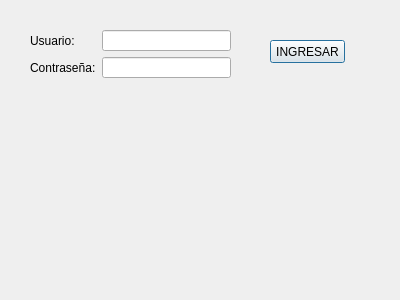
Old version of the form VentanaLogin.ui in the repository YesidMunoz/Proyecto_Final.
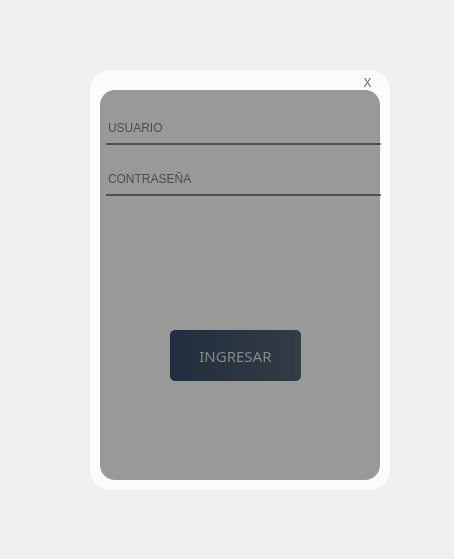
New version of the form. Icons and pictures are not drawn.

```diff
--- a/VentanaLogin.ui
+++ b/VentanaLogin.ui
@@ -6,70 +6,208 @@
    <rect>
     <x>0</x>
     <y>0</y>
-    <width>400</width>
-    <height>300</height>
+    <width>454</width>
+    <height>559</height>
    </rect>
   </property>
   <property name="windowTitle">
    <string>Dialog</string>
   </property>
-  <widget class="QPushButton" name="boton_ingresar">
+  <widget class="QWidget" name="widget" native="true">
    <property name="geometry">
     <rect>
-     <x>270</x>
-     <y>40</y>
-     <width>75</width>
-     <height>23</height>
-    </rect>
-   </property>
-   <property name="text">
-    <string>INGRESAR</string>
-   </property>
-  </widget>
-  <widget class="QWidget" name="layoutWidget">
-   <property name="geometry">
-    <rect>
-     <x>30</x>
+     <x>50</x>
      <y>30</y>
-     <width>201</width>
-     <height>48</height>
+     <width>370</width>
+     <height>480</height>
     </rect>
    </property>
-   <layout class="QFormLayout" name="formLayout">
-    <item row="0" column="0">
-     <widget class="QLabel" name="label">
-      <property name="text">
-       <string>Usuario:</string>
-      </property>
-     </widget>
-    </item>
-    <item row="0" column="1">
-     <widget class="QLineEdit" name="campo_usuario"/>
-    </item>
-    <item row="1" column="0">
-     <widget class="QLabel" name="label_2">
-      <property name="text">
-       <string>Contraseña:</string>
-      </property>
-     </widget>
-    </item>
-    <item row="1" column="1">
-     <widget class="QLineEdit" name="campo_contrasena"/>
-    </item>
-   </layout>
-  </widget>
-  <widget class="QLabel" name="label_info">
-   <property name="geometry">
-    <rect>
-     <x>100</x>
-     <y>140</y>
-     <width>171</width>
-     <height>51</height>
-    </rect>
-   </property>
-   <property name="text">
-    <string/>
-   </property>
+   <widget class="QLabel" name="label_3">
+    <property name="geometry">
+     <rect>
+      <x>40</x>
+      <y>40</y>
+      <width>300</width>
+      <height>420</height>
+     </rect>
+    </property>
+    <property name="styleSheet">
+     <string notr="true">background-image: url(:/images/QS.jpg);
+background-position: center;
+background-repeat: no-repeat;
+background-size: 50% auto; /* o prueba &quot;contain&quot; si quieres que no recorte */
+background-color: rgba(255, 255, 255, 0.8); /* más opaco */
+border-radius: 20px;</string>
+    </property>
+    <property name="text">
+     <string/>
+    </property>
+   </widget>
+   <widget class="QWidget" name="layoutWidget">
+    <property name="geometry">
+     <rect>
+      <x>50</x>
+      <y>70</y>
+      <width>281</width>
+      <height>141</height>
+     </rect>
+    </property>
+    <layout class="QFormLayout" name="formLayout">
+     <item row="0" column="1">
+      <widget class="QLabel" name="label">
+       <property name="text">
+        <string/>
+       </property>
+      </widget>
+     </item>
+     <item row="1" column="1">
+      <widget class="QLineEdit" name="campo_usuario">
+       <property name="styleSheet">
+        <string notr="true">background-color:rgba(0,0,0,0);
+border:none;
+border-bottom:2px solid rgba(105,118,132,225);
+color:rgba(0,0,0,1);
+padding-bottom:7px;
+</string>
+       </property>
+       <property name="placeholderText">
+        <string>USUARIO</string>
+       </property>
+      </widget>
+     </item>
+     <item row="3" column="1">
+      <widget class="QLabel" name="label_2">
+       <property name="text">
+        <string/>
+       </property>
+      </widget>
+     </item>
+     <item row="4" column="1">
+      <widget class="QLineEdit" name="campo_contrasena">
+       <property name="styleSheet">
+        <string notr="true">background-color:rgba(0,0,0,0);
+border:none;
+border-bottom:2px solid rgba(105,118,132,225);
+color:rgba(0,0,0,1);
+padding-bottom:7px;
+text-aling:center;</string>
+       </property>
+       <property name="echoMode">
+        <enum>QLineEdit::Password</enum>
+       </property>
+       <property name="cursorPosition">
+        <number>0</number>
+       </property>
+       <property name="placeholderText">
+        <string>CONTRASEÑA</string>
+       </property>
+      </widget>
+     </item>
+    </layout>
+    <zorder>label_2</zorder>
+    <zorder>label</zorder>
+    <zorder>campo_usuario</zorder>
+    <zorder>campo_contrasena</zorder>
+   </widget>
+   <widget class="QPushButton" name="boton_ingresar">
+    <property name="geometry">
+     <rect>
+      <x>120</x>
+      <y>300</y>
+      <width>131</width>
+      <height>51</height>
+     </rect>
+    </property>
+    <property name="font">
+     <font>
+      <family>Franklin Gothic Heavy</family>
+      <pointsize>11</pointsize>
+      <weight>50</weight>
+      <italic>false</italic>
+      <bold>false</bold>
+     </font>
+    </property>
+    <property name="styleSheet">
+     <string notr="true">QPushButton#boton_ingresar{
+	background-color:qlineargradient(spread:pad, x1:0, y1:0, x2:1, y2:0, stop:0 rgba(20,47, 78, 219), stop:1 rgba(85, 98, 112, 255));
+	color:rgba(255,255,255,210);
+	border-radius:5px
+}
+QPushButton#boton_ingresar:hover{
+	background-color:qlineargradient(spread:pad, x1:0, y1:0, x2:1, y2:0, stop:0 rgba(40,67, 98, 219), stop:1 rgba(105, 118, 132, 255));
+	color:rgba(255,255,255,210);
+	border-radius:5px
+}
+QPushButton#boton_ingresar:pressed{
+	padding-left:5px;
+	padding-top:5px;
+background-color:rgba(105,118,132,200);
+}
+
+</string>
+    </property>
+    <property name="text">
+     <string>INGRESAR</string>
+    </property>
+   </widget>
+   <widget class="QLabel" name="label_info">
+    <property name="geometry">
+     <rect>
+      <x>50</x>
+      <y>250</y>
+      <width>293</width>
+      <height>15</height>
+     </rect>
+    </property>
+    <property name="styleSheet">
+     <string notr="true">color: rgb(255, 100, 100);</string>
+    </property>
+    <property name="text">
+     <string/>
+    </property>
+   </widget>
+   <widget class="QPushButton" name="botonCerrar">
+    <property name="geometry">
+     <rect>
+      <x>280</x>
+      <y>40</y>
+      <width>75</width>
+      <height>23</height>
+     </rect>
+    </property>
+    <property name="styleSheet">
+     <string notr="true">QPushButton {
+    background-color: transparent;
+	color:rgba(0,0,0,0.5);
+    font-size: 16px;
+    border: none;
+}
+
+QPushButton:hover {
+    color: darkred;
+}</string>
+    </property>
+    <property name="text">
+     <string>x</string>
+    </property>
+   </widget>
+   <widget class="QLabel" name="label_4">
+    <property name="geometry">
+     <rect>
+      <x>50</x>
+      <y>60</y>
+      <width>280</width>
+      <height>390</height>
+     </rect>
+    </property>
+    <property name="styleSheet">
+     <string notr="true">background-color:rgba(0,0,0,100);
+border-radius:15px;</string>
+    </property>
+    <property name="text">
+     <string/>
+    </property>
+   </widget>
   </widget>
  </widget>
  <resources/>
```
Left out of the diff: 4 changed lines with no effect on the pictures.
